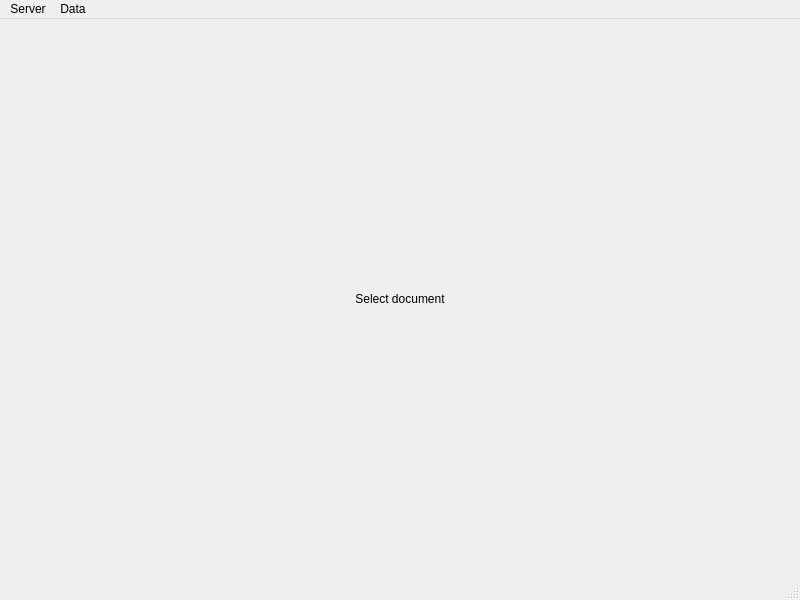
This is mainwindow.ui in Kuszki/MultimapAWZ as Qt 5 draws it before an edit. The edited form follows.
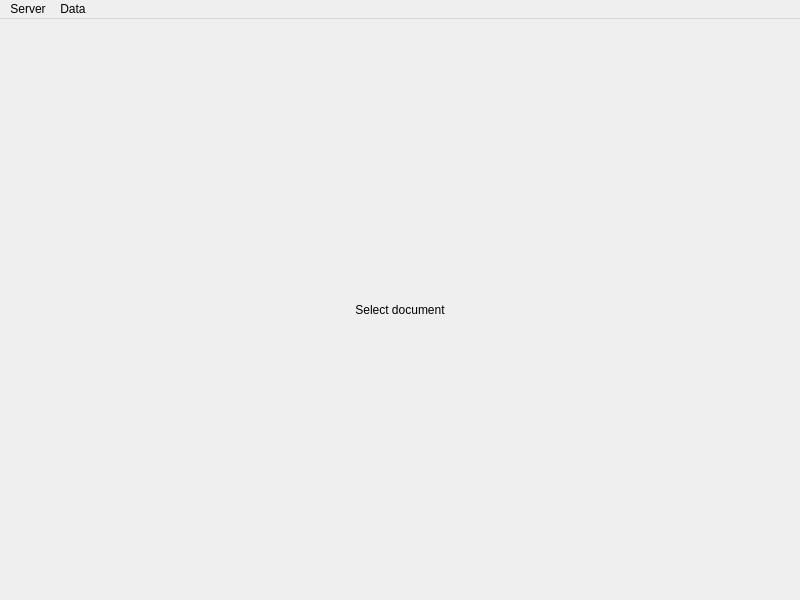
This is the edited form. Icons and pictures are not drawn.

The edit to the form file:
```diff
--- a/mainwindow.ui
+++ b/mainwindow.ui
@@ -32,7 +32,7 @@
          <x>0</x>
          <y>0</y>
          <width>784</width>
-         <height>538</height>
+         <height>561</height>
         </rect>
        </property>
        <layout class="QGridLayout" name="scroolLayout">
@@ -95,7 +95,6 @@
    <addaction name="menuServer"/>
    <addaction name="menuData"/>
   </widget>
-  <widget class="QStatusBar" name="statusbar"/>
   <action name="actionConnect">
    <property name="icon">
     <iconset theme="network-wired">
```
Left out of the diff: 12 changed lines with no effect on the pictures.
